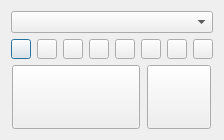
Before: the Qt Designer form hardware/dialogcollarsim.ui in IvanTsantsarov/herdmind-simulator, drawn with Qt 5.
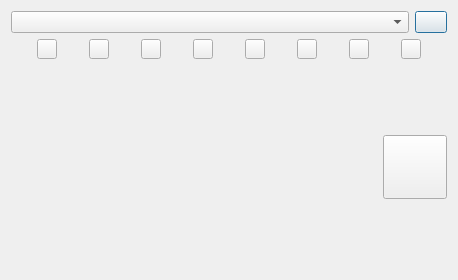
After: the same form once the commit is applied. Icons and pictures are not drawn. Custom widgets are drawn as their Qt base class.

Commit message: Screen simulation implemented.

```diff
--- a/hardware/dialogcollarsim.ui
+++ b/hardware/dialogcollarsim.ui
@@ -6,8 +6,8 @@
    <rect>
     <x>0</x>
     <y>0</y>
-    <width>223</width>
-    <height>132</height>
+    <width>458</width>
+    <height>280</height>
    </rect>
   </property>
   <property name="maximumSize">
@@ -23,7 +23,44 @@
    <item>
     <layout class="QVBoxLayout" name="verticalLayout">
      <item>
-      <widget class="QComboBox" name="comboAnimals"/>
+      <layout class="QHBoxLayout" name="horizontalLayout_2">
+       <item>
+        <widget class="QComboBox" name="comboAnimals">
+         <property name="sizePolicy">
+          <sizepolicy hsizetype="Expanding" vsizetype="Fixed">
+           <horstretch>0</horstretch>
+           <verstretch>0</verstretch>
+          </sizepolicy>
+         </property>
+        </widget>
+       </item>
+       <item>
+        <widget class="QPushButton" name="btnGenArray">
+         <property name="sizePolicy">
+          <sizepolicy hsizetype="Maximum" vsizetype="Maximum">
+           <horstretch>0</horstretch>
+           <verstretch>0</verstretch>
+          </sizepolicy>
+         </property>
+         <property name="maximumSize">
+          <size>
+           <width>32</width>
+           <height>32</height>
+          </size>
+         </property>
+         <property name="toolTip">
+          <string>Generate C++ array from image</string>
+         </property>
+         <property name="text">
+          <string/>
+         </property>
+         <property name="icon">
+          <iconset resource="../res/res.qrc">
+           <normaloff>:/pixel_art.svg</normaloff>:/pixel_art.svg</iconset>
+         </property>
+        </widget>
+       </item>
+      </layout>
      </item>
      <item>
       <layout class="QHBoxLayout" name="horizontalLayout_3">
@@ -232,22 +269,13 @@
      <item>
       <layout class="QHBoxLayout" name="horizontalLayout">
        <item>
-        <widget class="QPushButton" name="btnScreen">
+        <widget class="ScreenWidget" name="widgetScreen" native="true">
          <property name="sizePolicy">
-          <sizepolicy hsizetype="Maximum" vsizetype="Maximum">
+          <sizepolicy hsizetype="Expanding" vsizetype="Expanding">
            <horstretch>0</horstretch>
            <verstretch>0</verstretch>
           </sizepolicy>
          </property>
-         <property name="minimumSize">
-          <size>
-           <width>128</width>
-           <height>64</height>
-          </size>
-         </property>
-         <property name="text">
-          <string/>
-         </property>
         </widget>
        </item>
        <item>
@@ -267,6 +295,12 @@
          <property name="text">
           <string/>
          </property>
+         <property name="iconSize">
+          <size>
+           <width>48</width>
+           <height>48</height>
+          </size>
+         </property>
         </widget>
        </item>
       </layout>
@@ -275,6 +309,16 @@
    </item>
   </layout>
  </widget>
- <resources/>
+ <customwidgets>
+  <customwidget>
+   <class>ScreenWidget</class>
+   <extends>QWidget</extends>
+   <header>hardware/dialogcollarsim.h</header>
+   <container>1</container>
+  </customwidget>
+ </customwidgets>
+ <resources>
+  <include location="../res/res.qrc"/>
+ </resources>
  <connections/>
 </ui>
```
The commit also changes 26 other files.
